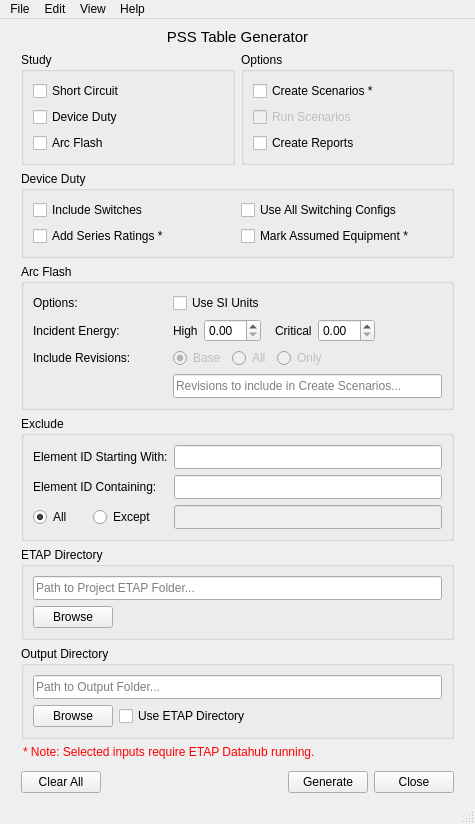
Old version of the form res/pss_report_gen_ui.ui in the repository adilzafar66/pss-table-generator.
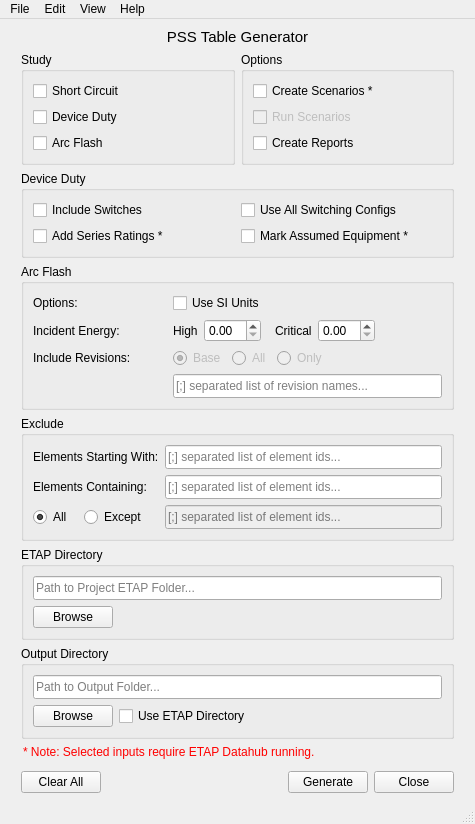
New version of the form.

What changed in the file:
```diff
--- a/res/pss_report_gen_ui.ui
+++ b/res/pss_report_gen_ui.ui
@@ -240,7 +240,7 @@
               <string/>
              </property>
              <property name="placeholderText">
-              <string>Revisions to include in Create Scenarios...</string>
+              <string>[;] separated list of revision names...</string>
              </property>
             </widget>
            </item>
@@ -397,7 +397,7 @@
            <item row="0" column="0">
             <widget class="QLabel" name="exclude_start_label">
              <property name="text">
-              <string>Element ID Starting With:</string>
+              <string>Elements Starting With:</string>
              </property>
             </widget>
            </item>
@@ -412,6 +412,9 @@
              <property name="text">
               <string/>
              </property>
+             <property name="placeholderText">
+              <string>[;] separated list of element ids...</string>
+             </property>
              <property name="clearButtonEnabled">
               <bool>true</bool>
              </property>
@@ -420,7 +423,7 @@
            <item row="2" column="0">
             <widget class="QLabel" name="exclude_contain_label">
              <property name="text">
-              <string>Element ID Containing:</string>
+              <string>Elements Containing:</string>
              </property>
             </widget>
            </item>
@@ -435,6 +438,9 @@
              <property name="text">
               <string/>
              </property>
+             <property name="placeholderText">
+              <string>[;] separated list of element ids...</string>
+             </property>
              <property name="clearButtonEnabled">
               <bool>true</bool>
              </property>
@@ -475,6 +481,9 @@
                <height>24</height>
               </size>
              </property>
+             <property name="placeholderText">
+              <string>[;] separated list of element ids...</string>
+             </property>
              <property name="clearButtonEnabled">
               <bool>true</bool>
              </property>
```
Left out of the diff: 32 changed lines with no effect on the pictures.
